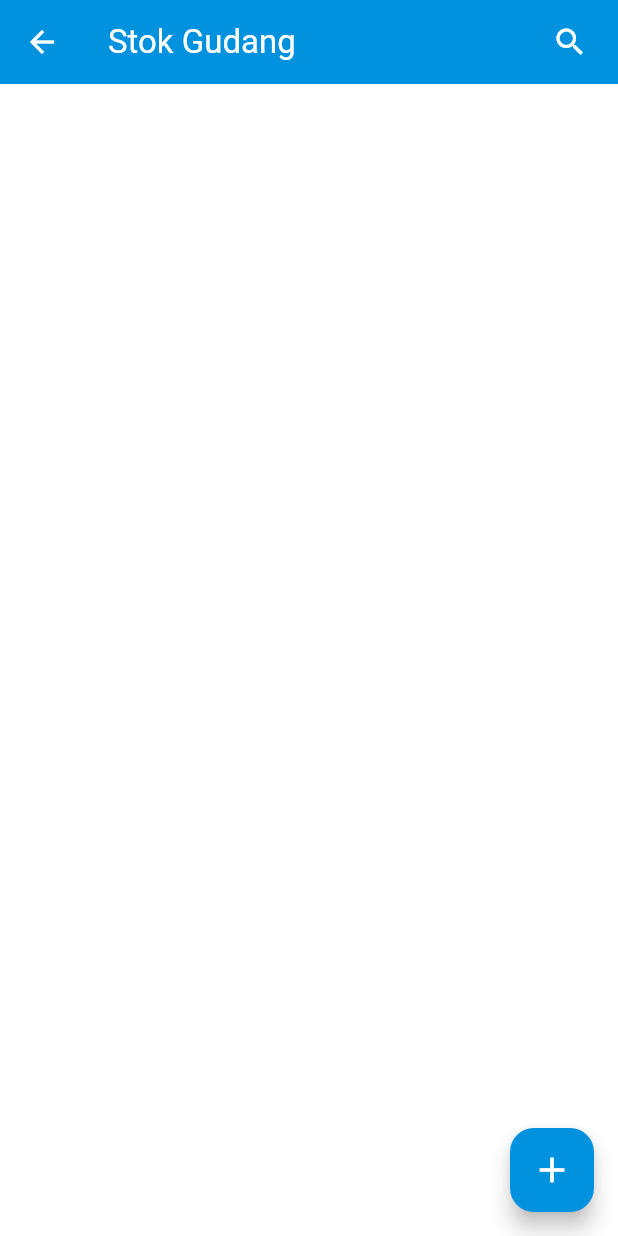
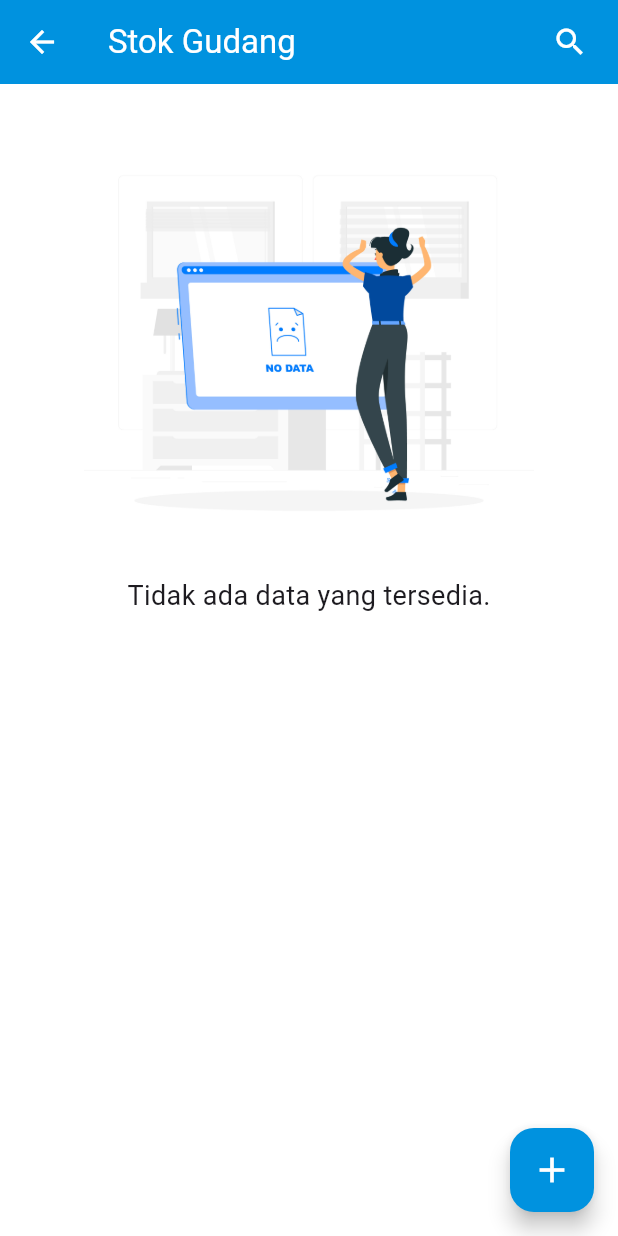
Before and after one commit to proyek-4/stocklab_fe, a Flutter app: the StockPage screen opened directly, on a phone screen of 412 x 824 dp. Run offline on Flutter 3.47's test engine with Material 3 defaults, Android fonts, the phone set to English and light mode, and no system bars; our stand-ins replace cached_network_image, image_picker, quickalert, shimmer; network calls fail.

```diff
--- a/lib/pages/stock_page.dart
+++ b/lib/pages/stock_page.dart
@@ -1,9 +1,6 @@
-import 'dart:collection';
-
 import 'package:flutter/material.dart';
 import '../colors.dart';
 import '../models/Stock.dart';
-import '../network/StockService.dart';
 import '../widgets/grid_item_stock.dart';
 import 'stock/add_stock_page.dart';
 import 'package:provider/provider.dart';
@@ -20,8 +17,6 @@ class StockPage extends StatefulWidget {
 
 class DataStockState extends State<StockPage> {
   List<Stock> _stocks = [];
-  late Stock _selectedStock;
-  late bool _isUpdating;
   late String _titleProgress;
   var height, width;
   late StockProvider _stockProvider;
@@ -41,7 +36,6 @@ class DataStockState extends State<StockPage> {
   @override
   void initState() {
     super.initState();
-    _isUpdating = false;
     _titleProgress = widget.title;
     Future.microtask(() {
       Provider.of<StockProvider>(context, listen: false).loadStocks();
@@ -64,7 +58,6 @@ class DataStockState extends State<StockPage> {
 
   @override
   Widget build(BuildContext context) {
-    StockProvider cek = Provider.of<StockProvider>(context);
     height = MediaQuery.of(context).size.height;
     width = MediaQuery.of(context).size.width;
     return Scaffold(
@@ -189,7 +182,24 @@ class DataStockState extends State<StockPage> {
                   ),
                   SliverPadding(
                     padding: EdgeInsets.only(bottom: 30),
-                    sliver: SliverGrid(
+                    sliver: provider.stocks.isEmpty
+                        ? SliverToBoxAdapter(
+                          child: Column(
+                            children: [
+                              SizedBox(height: 20),
+                              Image.asset(
+                                "assets/icon/not_found_item.jpg",
+                                width: 300,
+                                height: 300,
+                              ),
+                              Text(
+                                'Tidak ada data yang tersedia.',
+                                style: TextStyle(fontSize: 18),
+                              ),
+                            ],
+                          ),
+                        )
+                    : SliverGrid(
                       gridDelegate: SliverGridDelegateWithFixedCrossAxisCount(
                         crossAxisCount: 1,
                         childAspectRatio: 3.5,
--- a/lib/utils.dart
+++ b/lib/utils.dart
@@ -6,4 +6,4 @@ String formatPrice(int price) {
 }
 
 String url =
-    'https://7908-2001-448a-3032-30a4-de2c-8afa-4499-4d55.ngrok-free.app';
+    'https://05d9-2001-448a-3032-30a4-de2c-8afa-4499-4d55.ngrok-free.app';
--- a/lib/widgets/bottom_sheet_modal.dart
+++ b/lib/widgets/bottom_sheet_modal.dart
@@ -36,7 +36,7 @@ class BottomSheetModal extends StatelessWidget {
                     padding: EdgeInsets.only(top: 15, bottom: 15),
                     child: Center(
                       child: Container(
-                        height: 7,
+                        height: 5,
                         width: 40,
                         decoration: BoxDecoration(
                           borderRadius: BorderRadius.circular(10),
--- a/lib/widgets/grid_item_stock.dart
+++ b/lib/widgets/grid_item_stock.dart
@@ -6,6 +6,8 @@ import 'bottom_sheet_modal.dart';
 import '../utils.dart';
 import 'image_loader.dart';
 import 'package:http/http.dart' as http;
+import 'package:provider/provider.dart';
+import '../provider/StockProvider.dart';
 
 class StockItem extends StatelessWidget {
   final Stock stock;
@@ -23,7 +25,7 @@ class StockItem extends StatelessWidget {
             content: Text('Item berhasil dihapus'),
           ),
         );
-        // Refresh halaman atau lakukan tindakan lain yang sesuai
+        Provider.of<StockProvider>(context, listen: false).loadStocks();
       } else {
         throw Exception('Gagal menghapus item');
       }
--- a/pubspec.yaml
+++ b/pubspec.yaml
@@ -49,6 +49,7 @@ dependencies:
   pull_to_refresh_flutter3: ^2.0.2
   shimmer: ^3.0.0
   cached_network_image: ^3.3.1
+  shared_preferences: ^2.2.3
 
 dev_dependencies:
   flutter_test:
```
Also changed, not shown: lib/provider/StockProvider.dart (+8 -0 lines), pubspec.lock.
